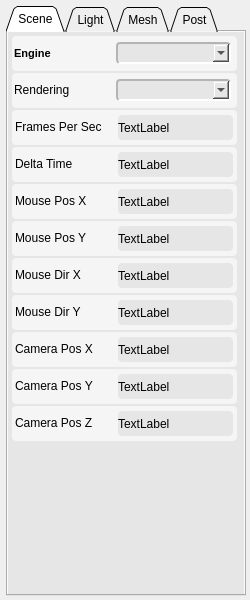
Above: ShaderEditor/qt/project/tweaker.ui from karajensen/shader-editor before the change. Below: the same form after it.
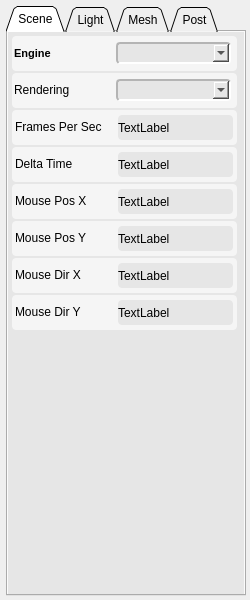
That is the form after the change. The open tabs and pages were chosen to show the change.

The edit to the form file:
```diff
--- a/ShaderEditor/qt/project/tweaker.ui
+++ b/ShaderEditor/qt/project/tweaker.ui
@@ -1044,363 +1044,6 @@
           </widget>
          </widget>
         </item>
-        <item>
-         <widget class="QFrame" name="cameraX">
-          <property name="sizePolicy">
-           <sizepolicy hsizetype="Fixed" vsizetype="Fixed">
-            <horstretch>0</horstretch>
-            <verstretch>0</verstretch>
-           </sizepolicy>
-          </property>
-          <property name="minimumSize">
-           <size>
-            <width>225</width>
-            <height>35</height>
-           </size>
-          </property>
-          <property name="maximumSize">
-           <size>
-            <width>225</width>
-            <height>35</height>
-           </size>
-          </property>
-          <property name="styleSheet">
-           <string notr="true">background-color: rgb(245, 245, 245);
-border-radius: 4px;</string>
-          </property>
-          <property name="frameShape">
-           <enum>QFrame::Panel</enum>
-          </property>
-          <property name="frameShadow">
-           <enum>QFrame::Raised</enum>
-          </property>
-          <widget class="QLabel" name="cameraX_lbl">
-           <property name="geometry">
-            <rect>
-             <x>3</x>
-             <y>2</y>
-             <width>100</width>
-             <height>30</height>
-            </rect>
-           </property>
-           <property name="sizePolicy">
-            <sizepolicy hsizetype="Fixed" vsizetype="Fixed">
-             <horstretch>0</horstretch>
-             <verstretch>0</verstretch>
-            </sizepolicy>
-           </property>
-           <property name="minimumSize">
-            <size>
-             <width>100</width>
-             <height>30</height>
-            </size>
-           </property>
-           <property name="maximumSize">
-            <size>
-             <width>100</width>
-             <height>30</height>
-            </size>
-           </property>
-           <property name="font">
-            <font>
-             <weight>50</weight>
-             <bold>false</bold>
-            </font>
-           </property>
-           <property name="text">
-            <string>Camera Pos X</string>
-           </property>
-          </widget>
-          <widget class="QLabel" name="cameraX_text">
-           <property name="geometry">
-            <rect>
-             <x>106</x>
-             <y>5</y>
-             <width>115</width>
-             <height>25</height>
-            </rect>
-           </property>
-           <property name="sizePolicy">
-            <sizepolicy hsizetype="Expanding" vsizetype="Expanding">
-             <horstretch>0</horstretch>
-             <verstretch>0</verstretch>
-            </sizepolicy>
-           </property>
-           <property name="minimumSize">
-            <size>
-             <width>115</width>
-             <height>25</height>
-            </size>
-           </property>
-           <property name="maximumSize">
-            <size>
-             <width>115</width>
-             <height>25</height>
-            </size>
-           </property>
-           <property name="autoFillBackground">
-            <bool>false</bool>
-           </property>
-           <property name="styleSheet">
-            <string notr="true">background-color: rgb(230, 230, 230);
-</string>
-           </property>
-           <property name="frameShape">
-            <enum>QFrame::NoFrame</enum>
-           </property>
-           <property name="frameShadow">
-            <enum>QFrame::Plain</enum>
-           </property>
-           <property name="lineWidth">
-            <number>0</number>
-           </property>
-           <property name="text">
-            <string>TextLabel</string>
-           </property>
-           <property name="margin">
-            <number>3</number>
-           </property>
-          </widget>
-         </widget>
-        </item>
-        <item>
-         <widget class="QFrame" name="cameraY">
-          <property name="sizePolicy">
-           <sizepolicy hsizetype="Fixed" vsizetype="Fixed">
-            <horstretch>0</horstretch>
-            <verstretch>0</verstretch>
-           </sizepolicy>
-          </property>
-          <property name="minimumSize">
-           <size>
-            <width>225</width>
-            <height>35</height>
-           </size>
-          </property>
-          <property name="maximumSize">
-           <size>
-            <width>225</width>
-            <height>35</height>
-           </size>
-          </property>
-          <property name="styleSheet">
-           <string notr="true">background-color: rgb(245, 245, 245);
-border-radius: 4px;</string>
-          </property>
-          <property name="frameShape">
-           <enum>QFrame::Panel</enum>
-          </property>
-          <property name="frameShadow">
-           <enum>QFrame::Raised</enum>
-          </property>
-          <widget class="QLabel" name="cameraY_lbl">
-           <property name="geometry">
-            <rect>
-             <x>3</x>
-             <y>2</y>
-             <width>100</width>
-             <height>30</height>
-            </rect>
-           </property>
-           <property name="sizePolicy">
-            <sizepolicy hsizetype="Fixed" vsizetype="Fixed">
-             <horstretch>0</horstretch>
-             <verstretch>0</verstretch>
-            </sizepolicy>
-           </property>
-           <property name="minimumSize">
-            <size>
-             <width>100</width>
-             <height>30</height>
-            </size>
-           </property>
-           <property name="maximumSize">
-            <size>
-             <width>100</width>
-             <height>30</height>
-            </size>
-           </property>
-           <property name="font">
-            <font>
-             <weight>50</weight>
-             <bold>false</bold>
-            </font>
-           </property>
-           <property name="text">
-            <string>Camera Pos Y</string>
-           </property>
-          </widget>
-          <widget class="QLabel" name="cameraY_text">
-           <property name="geometry">
-            <rect>
-             <x>106</x>
-             <y>5</y>
-             <width>115</width>
-             <height>25</height>
-            </rect>
-           </property>
-           <property name="sizePolicy">
-            <sizepolicy hsizetype="Expanding" vsizetype="Expanding">
-             <horstretch>0</horstretch>
-             <verstretch>0</verstretch>
-            </sizepolicy>
-           </property>
-           <property name="minimumSize">
-            <size>
-             <width>115</width>
-             <height>25</height>
-            </size>
-           </property>
-           <property name="maximumSize">
-            <size>
-             <width>115</width>
-             <height>25</height>
-            </size>
-           </property>
-           <property name="autoFillBackground">
-            <bool>false</bool>
-           </property>
-           <property name="styleSheet">
-            <string notr="true">background-color: rgb(230, 230, 230);
-</string>
-           </property>
-           <property name="frameShape">
-            <enum>QFrame::NoFrame</enum>
-           </property>
-           <property name="frameShadow">
-            <enum>QFrame::Plain</enum>
-           </property>
-           <property name="lineWidth">
-            <number>0</number>
-           </property>
-           <property name="text">
-            <string>TextLabel</string>
-           </property>
-           <property name="margin">
-            <number>3</number>
-           </property>
-          </widget>
-         </widget>
-        </item>
-        <item>
-         <widget class="QFrame" name="cameraZ">
-          <property name="sizePolicy">
-           <sizepolicy hsizetype="Fixed" vsizetype="Fixed">
-            <horstretch>0</horstretch>
-            <verstretch>0</verstretch>
-           </sizepolicy>
-          </property>
-          <property name="minimumSize">
-           <size>
-            <width>225</width>
-            <height>35</height>
-           </size>
-          </property>
-          <property name="maximumSize">
-           <size>
-            <width>225</width>
-            <height>35</height>
-           </size>
-          </property>
-          <property name="styleSheet">
-           <string notr="true">background-color: rgb(245, 245, 245);
-border-radius: 4px;</string>
-          </property>
-          <property name="frameShape">
-           <enum>QFrame::Panel</enum>
-          </property>
-          <property name="frameShadow">
-           <enum>QFrame::Raised</enum>
-          </property>
-          <widget class="QLabel" name="cameraZ_lbl">
-           <property name="geometry">
-            <rect>
-             <x>3</x>
-             <y>2</y>
-             <width>100</width>
-             <height>30</height>
-            </rect>
-           </property>
-           <property name="sizePolicy">
-            <sizepolicy hsizetype="Fixed" vsizetype="Fixed">
-             <horstretch>0</horstretch>
-             <verstretch>0</verstretch>
-            </sizepolicy>
-           </property>
-           <property name="minimumSize">
-            <size>
-             <width>100</width>
-             <height>30</height>
-            </size>
-           </property>
-           <property name="maximumSize">
-            <size>
-             <width>100</width>
-             <height>30</height>
-            </size>
-           </property>
-           <property name="font">
-            <font>
-             <weight>50</weight>
-             <bold>false</bold>
-            </font>
-           </property>
-           <property name="text">
-            <string>Camera Pos Z</string>
-           </property>
-          </widget>
-          <widget class="QLabel" name="cameraZ_text">
-           <property name="geometry">
-            <rect>
-             <x>106</x>
-             <y>5</y>
-             <width>115</width>
-             <height>25</height>
-            </rect>
-           </property>
-           <property name="sizePolicy">
-            <sizepolicy hsizetype="Expanding" vsizetype="Expanding">
-             <horstretch>0</horstretch>
-             <verstretch>0</verstretch>
-            </sizepolicy>
-           </property>
-           <property name="minimumSize">
-            <size>
-             <width>115</width>
-             <height>25</height>
-            </size>
-           </property>
-           <property name="maximumSize">
-            <size>
-             <width>115</width>
-             <height>25</height>
-            </size>
-           </property>
-           <property name="autoFillBackground">
-            <bool>false</bool>
-           </property>
-           <property name="styleSheet">
-            <string notr="true">background-color: rgb(230, 230, 230);
-</string>
-           </property>
-           <property name="frameShape">
-            <enum>QFrame::NoFrame</enum>
-           </property>
-           <property name="frameShadow">
-            <enum>QFrame::Plain</enum>
-           </property>
-           <property name="lineWidth">
-            <number>0</number>
-           </property>
-           <property name="text">
-            <string>TextLabel</string>
-           </property>
-           <property name="margin">
-            <number>3</number>
-           </property>
-          </widget>
-         </widget>
-        </item>
         <item>
          <spacer name="_sceneSpacer">
           <property name="orientation">
```
Left out of the diff: 613 changed lines with no effect on the pictures.
